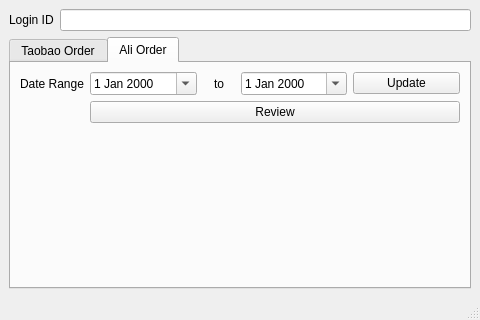
xlongfeng/alixixi, file alixixi.ui: the form before one commit.
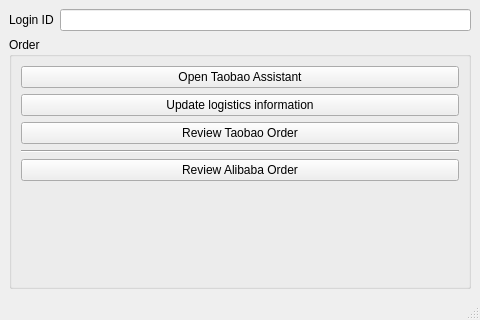
The form after the commit. The open tabs and pages were chosen to show the change.

Commit message: redefine layout

Diff of the .ui file:
```diff
--- a/alixixi.ui
+++ b/alixixi.ui
@@ -14,7 +14,7 @@
    <string>Alixixi</string>
   </property>
   <widget class="QWidget" name="centralwidget">
-   <layout class="QVBoxLayout" name="verticalLayout">
+   <layout class="QVBoxLayout" name="verticalLayout_2">
     <item>
      <layout class="QHBoxLayout" name="horizontalLayout">
       <item>
@@ -34,15 +34,11 @@
      </layout>
     </item>
     <item>
-     <widget class="QTabWidget" name="tabWidget">
-      <property name="currentIndex">
-       <number>0</number>
+     <widget class="QGroupBox" name="groupBox">
+      <property name="title">
+       <string>Order</string>
       </property>
-      <widget class="QWidget" name="tab_taobao">
-       <attribute name="title">
-        <string>Taobao Order</string>
-       </attribute>
-       <layout class="QVBoxLayout" name="verticalLayout_2">
+      <layout class="QVBoxLayout" name="verticalLayout">
         <item>
          <widget class="QPushButton" name="tbAssistantOpenPushButton">
           <property name="text">
@@ -60,7 +56,21 @@
         <item>
          <widget class="QPushButton" name="tbOrderReviewPushButton">
           <property name="text">
-           <string>Review</string>
+          <string>Review Taobao Order</string>
+         </property>
+        </widget>
+       </item>
+       <item>
+        <widget class="Line" name="line">
+         <property name="orientation">
+          <enum>Qt::Horizontal</enum>
+         </property>
+        </widget>
+       </item>
+       <item>
+        <widget class="QPushButton" name="aliOrderReviewPushButton">
+         <property name="text">
+          <string>Review Alibaba Order</string>
           </property>
          </widget>
         </item>
@@ -72,75 +82,12 @@
           <property name="sizeHint" stdset="0">
            <size>
             <width>20</width>
-            <height>107</height>
+           <height>75</height>
            </size>
           </property>
          </spacer>
         </item>
        </layout>
-      </widget>
-      <widget class="QWidget" name="tab_ali">
-       <attribute name="title">
-        <string>Ali Order</string>
-       </attribute>
-       <layout class="QFormLayout" name="formLayout">
-        <item row="0" column="0">
-         <widget class="QLabel" name="label_2">
-          <property name="text">
-           <string>Date Range</string>
-          </property>
-         </widget>
-        </item>
-        <item row="0" column="1">
-         <layout class="QHBoxLayout" name="horizontalLayout_2">
-          <item>
-           <widget class="QDateEdit" name="createStartTimeDateEdit">
-            <property name="calendarPopup">
-             <bool>true</bool>
-            </property>
-           </widget>
-          </item>
-          <item>
-           <widget class="QLabel" name="label_3">
-            <property name="maximumSize">
-             <size>
-              <width>32</width>
-              <height>16777215</height>
-             </size>
-            </property>
-            <property name="text">
-             <string>to</string>
-            </property>
-            <property name="alignment">
-             <set>Qt::AlignCenter</set>
-            </property>
-           </widget>
-          </item>
-          <item>
-           <widget class="QDateEdit" name="createEndTimeDateEdit">
-            <property name="calendarPopup">
-             <bool>true</bool>
-            </property>
-           </widget>
-          </item>
-          <item>
-           <widget class="QPushButton" name="aliOrderUpdatePushButton">
-            <property name="text">
-             <string>Update</string>
-            </property>
-           </widget>
-          </item>
-         </layout>
-        </item>
-        <item row="1" column="1">
-         <widget class="QPushButton" name="aliOrderReviewPushButton">
-          <property name="text">
-           <string>Review</string>
-          </property>
-         </widget>
-        </item>
-       </layout>
-      </widget>
      </widget>
     </item>
    </layout>
```
Lines whose indentation alone changed are shown as unchanged. The commit also changes 5 other files.
